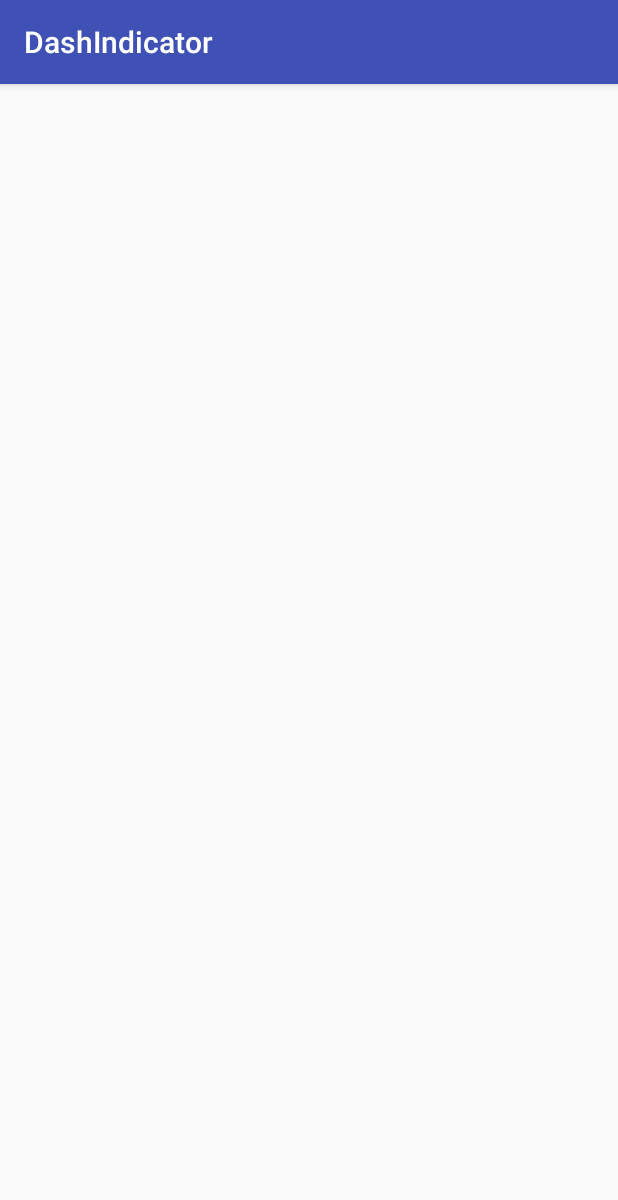
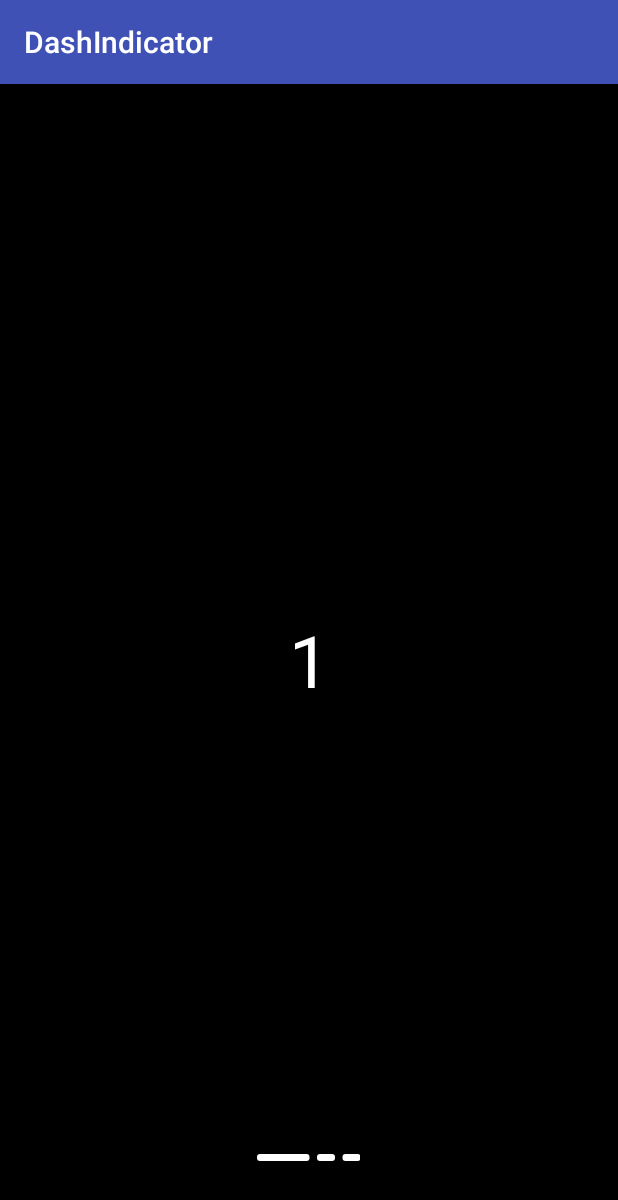
Before and after one commit to XuNeverMore/DashIndicator, an Android app: the screen it shows after launch (MainActivity), on a phone screen of 412 x 824 dp. Shown: the top 1200 px of the screen. Run offline under Robolectric (Android 15) with nearby library versions, the phone set to English and light mode, and no system bars.

Commit message:
change:基本完成

```diff
--- a/app/src/main/java/com/nevermore/myapplication/MainActivity.java
+++ b/app/src/main/java/com/nevermore/myapplication/MainActivity.java
@@ -1,13 +1,62 @@
 package com.nevermore.myapplication;
 
+import android.graphics.Color;
+import android.support.annotation.NonNull;
+import android.support.v4.view.PagerAdapter;
+import android.support.v4.view.ViewPager;
 import android.support.v7.app.AppCompatActivity;
 import android.os.Bundle;
+import android.view.Gravity;
+import android.view.View;
+import android.view.ViewGroup;
+import android.widget.ImageView;
+import android.widget.TextView;
+
+import com.nevermore.dashindicator.DashIndicator;
 
 public class MainActivity extends AppCompatActivity {
+
+
+    private int[] colors = new int[]{Color.BLACK,Color.BLUE,Color.RED};
 
     @Override
     protected void onCreate(Bundle savedInstanceState) {
         super.onCreate(savedInstanceState);
         setContentView(R.layout.activity_main);
+
+        ViewPager viewPager = (ViewPager) findViewById(R.id.view_pager);
+        DashIndicator dashIndicator = (DashIndicator) findViewById(R.id.dash_indicator);
+
+        viewPager.setAdapter(new PagerAdapter() {
+            @Override
+            public int getCount() {
+                return colors.length;
+            }
+
+            @Override
+            public boolean isViewFromObject(@NonNull View view, @NonNull Object o) {
+                return view==o;
+            }
+
+            @Override
+            public void destroyItem(@NonNull ViewGroup container, int position, @NonNull Object object) {
+                container.removeView((View) object);
+            }
+
+            @NonNull
+            @Override
+            public Object instantiateItem(@NonNull ViewGroup container, int position) {
+                TextView textView = new TextView(MainActivity.this);
+                textView.setBackgroundColor(colors[position]);
+                textView.setGravity(Gravity.CENTER);
+                textView.setTextSize(48);
+                textView.setText(String.valueOf(position+1));
+                textView.setTextColor(Color.WHITE);
+                container.addView(textView);
+                return textView;
+            }
+        });
+
+        dashIndicator.setUpWithViewPager(viewPager);
     }
 }
--- a/app/src/main/res/layout/activity_main.xml
+++ b/app/src/main/res/layout/activity_main.xml
@@ -1,5 +1,5 @@
 <?xml version="1.0" encoding="utf-8"?>
-<android.support.constraint.ConstraintLayout xmlns:android="http://schemas.android.com/apk/res/android"
+<FrameLayout xmlns:android="http://schemas.android.com/apk/res/android"
     xmlns:app="http://schemas.android.com/apk/res-auto"
     xmlns:tools="http://schemas.android.com/tools"
     android:layout_width="match_parent"
@@ -12,4 +12,14 @@
         android:layout_width="match_parent"
         android:layout_height="match_parent"/>
 
-</android.support.constraint.ConstraintLayout>
+    <com.nevermore.dashindicator.DashIndicator
+        app:dash_indicator_height="5dp"
+        app:dash_indicator_long_length="35dp"
+        app:dash_indicator_short_length="12dp"
+        app:dash_indicator_space="5dp"
+        android:id="@+id/dash_indicator"
+        android:layout_width="wrap_content"
+        android:layout_gravity="bottom|center_horizontal"
+        android:layout_marginBottom="50dp"
+        android:layout_height="wrap_content" />
+</FrameLayout>
--- a/dashindicator/src/main/java/com/nevermore/dashindicator/DashIndicator.java
+++ b/dashindicator/src/main/java/com/nevermore/dashindicator/DashIndicator.java
@@ -4,6 +4,7 @@ import android.content.Context;
 import android.content.res.TypedArray;
 import android.graphics.Canvas;
 import android.graphics.Paint;
+import android.graphics.RectF;
 import android.support.annotation.NonNull;
 import android.support.annotation.Nullable;
 import android.support.v4.view.PagerAdapter;
@@ -18,14 +19,15 @@ import android.view.View;
 public class DashIndicator extends View {
 
     private Paint mPaint;
-    private float mIndicatorHeight;
+    private int mIndicatorHeight;
     private float mLongLength;
     private float mShortLength;
     private float mIndicatorSpace;
-    private int mIndicatorColor;
     private ViewPager mViewPager;
     private int mPageCount;
     private int mCurrentPosition;
+    private RectF mRectF;
+    private boolean roundCap = true;
 
 
     public DashIndicator(Context context) {
@@ -35,27 +37,54 @@ public class DashIndicator extends View {
     public DashIndicator(Context context, @Nullable AttributeSet attrs) {
         super(context, attrs);
         TypedArray typedArray = context.obtainStyledAttributes(attrs, R.styleable.DashIndicator);
-        mIndicatorHeight = typedArray.getDimension(R.styleable.DashIndicator_dash_indicator_height, 5);
-        mLongLength = typedArray.getDimension(R.styleable.DashIndicator_dash_indicator_long_length, 20);
-        mShortLength = typedArray.getDimension(R.styleable.DashIndicator_dash_indicator_short_length, 8);
-        mIndicatorSpace = typedArray.getDimension(R.styleable.DashIndicator_dash_indicator_space, 5);
-        mIndicatorColor = typedArray.getColor(R.styleable.DashIndicator_dish_indicator_color, 0xffffffff);
+        mIndicatorHeight = (int) typedArray.getDimension(R.styleable.DashIndicator_dash_indicator_height, 15);
+        mLongLength = typedArray.getDimension(R.styleable.DashIndicator_dash_indicator_long_length, 105);
+        mShortLength = typedArray.getDimension(R.styleable.DashIndicator_dash_indicator_short_length, 36);
+        mIndicatorSpace = typedArray.getDimension(R.styleable.DashIndicator_dash_indicator_space, 15);
+        int IndicatorColor = typedArray.getColor(R.styleable.DashIndicator_dish_indicator_color, 0xffffffff);
         typedArray.recycle();
 
         mPaint = new Paint(Paint.ANTI_ALIAS_FLAG);
-        mPaint.setColor(mIndicatorColor);
+        mPaint.setColor(IndicatorColor);
+        mRectF = new RectF();
+    }
+
+
+    @Override
+    protected void onMeasure(int widthMeasureSpec, int heightMeasureSpec) {
+
+        int width, height;
+        width = (int) (mLongLength + (mShortLength + mIndicatorSpace) * (mPageCount - 1));
+        height = mIndicatorHeight;
+        setMeasuredDimension(width, height);
 
     }
-
 
     @Override
     protected void onDraw(Canvas canvas) {
         super.onDraw(canvas);
 
+        drawIndicator(canvas);
 
+    }
 
+    private void drawIndicator(Canvas canvas) {
 
-
+        float left = 0;
+        float top = 0;
+        float right;
+        float bottom = mIndicatorHeight;
+        for (int i = 0; i < mPageCount; i++) {
+            boolean isLong = mCurrentPosition == i;
+            right = left + (isLong ? mLongLength : mShortLength);
+            mRectF.set(left, top, right, bottom);
+            if (roundCap) {
+                canvas.drawRoundRect(mRectF, mIndicatorHeight / 2, mIndicatorHeight / 2, mPaint);
+            } else {
+                canvas.drawRect(mRectF, mPaint);
+            }
+            left = right + mIndicatorSpace;
+        }
 
     }
 
```
